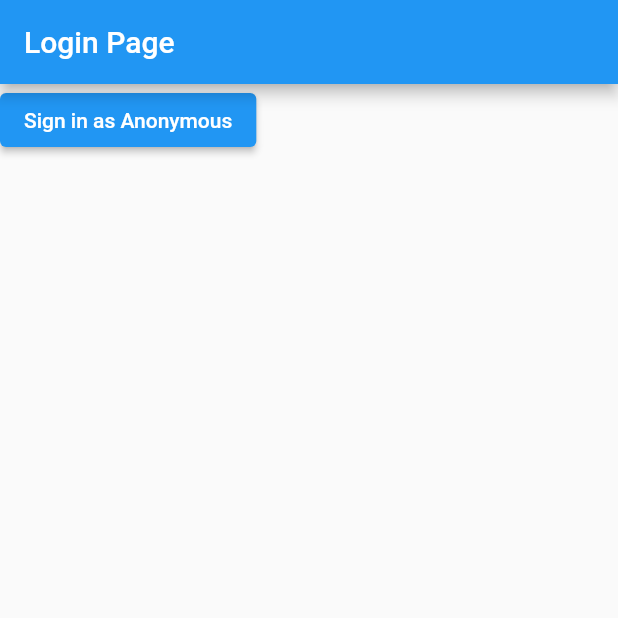
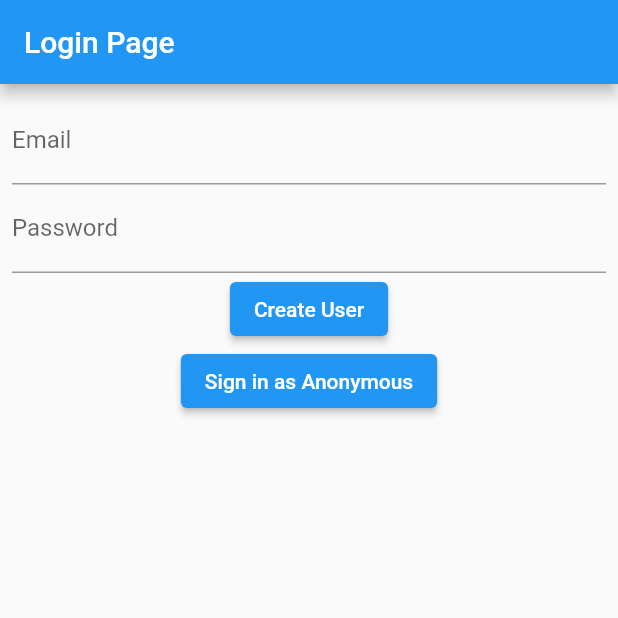
Before and after one commit to irfan87/flutter_firebase_login, a Flutter app: the screen it shows after launch, on a phone screen of 412 x 824 dp, the top half of it. Run offline on Flutter 3.47's test engine with Material 2 defaults, Android fonts, the phone set to English and light mode, and no system bars; our stand-ins replace firebase_auth, firebase_core; accounts and stored records are empty.

Commit message:
create user

```diff
--- a/lib/decisions_tree.dart
+++ b/lib/decisions_tree.dart
@@ -30,7 +30,7 @@ class _DecisionsTreeState extends State<DecisionsTree> {
   Widget build(BuildContext context) {
     if (user == null) {
       return LoginPage(
-        onSignInAnonymously: (userCred) => onRefresh(userCred),
+        onSignIn: (userCred) => onRefresh(userCred),
       );
     }
 
--- a/lib/login_page.dart
+++ b/lib/login_page.dart
@@ -1,17 +1,45 @@
 import 'package:firebase_auth/firebase_auth.dart';
 import 'package:flutter/material.dart';
+import 'package:flutter/services.dart';
 
-class LoginPage extends StatelessWidget {
-  final Function(User?) onSignInAnonymously;
+class LoginPage extends StatefulWidget {
+  // final Function(User?) onSignInAnonymously;
+  final Function(User?) onSignIn;
 
-  const LoginPage({Key? key, required this.onSignInAnonymously})
-      : super(key: key);
+  const LoginPage({Key? key, required this.onSignIn}) : super(key: key);
+
+  @override
+  State<LoginPage> createState() => _LoginPageState();
+}
+
+class _LoginPageState extends State<LoginPage> {
+  final TextEditingController _emailController = TextEditingController();
+  final TextEditingController _passwordController = TextEditingController();
+
+  String? error = "";
 
   Future<void> loginAsAnon() async {
     UserCredential userCredential =
         await FirebaseAuth.instance.signInAnonymously();
 
-    onSignInAnonymously(userCredential.user);
+    // widget.onSignInAnonymously(userCredential.user);
+    widget.onSignIn(userCredential.user);
+  }
+
+  Future<void> createUser() async {
+    try {
+      UserCredential userCredential =
+          await FirebaseAuth.instance.createUserWithEmailAndPassword(
+        email: _emailController.text,
+        password: _passwordController.text,
+      );
+
+      widget.onSignIn(userCredential.user);
+    } on FirebaseAuthException catch (e) {
+      setState(() {
+        error = e.message;
+      });
+    }
   }
 
   @override
@@ -20,11 +48,34 @@ class LoginPage extends StatelessWidget {
       appBar: AppBar(
         title: const Text("Login Page"),
       ),
-      body: ElevatedButton(
-        child: const Text("Sign in as Anonymous"),
-        onPressed: () {
-          loginAsAnon();
-        },
+      body: Padding(
+        padding: const EdgeInsets.all(8.0),
+        child: Column(
+          children: [
+            TextFormField(
+              controller: _emailController,
+              decoration: const InputDecoration(labelText: "Email"),
+            ),
+            TextFormField(
+              controller: _passwordController,
+              decoration: const InputDecoration(labelText: "Password"),
+              obscureText: true,
+            ),
+            Column(
+              children: [
+                ElevatedButton(
+                  onPressed: () => createUser(),
+                  child: const Text("Create User"),
+                ),
+                ElevatedButton(
+                  child: const Text("Sign in as Anonymous"),
+                  onPressed: () => loginAsAnon(),
+                ),
+              ],
+            ),
+            Text(error ?? ""),
+          ],
+        ),
       ),
     );
   }
```
Also changed, not shown: lib/home_page.dart (+7 -3 lines).
